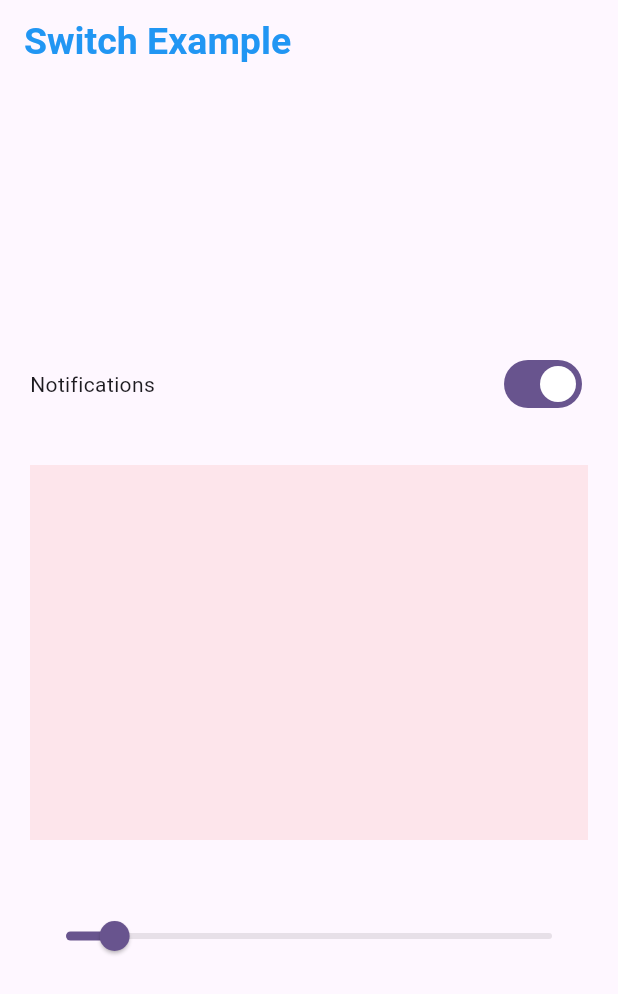
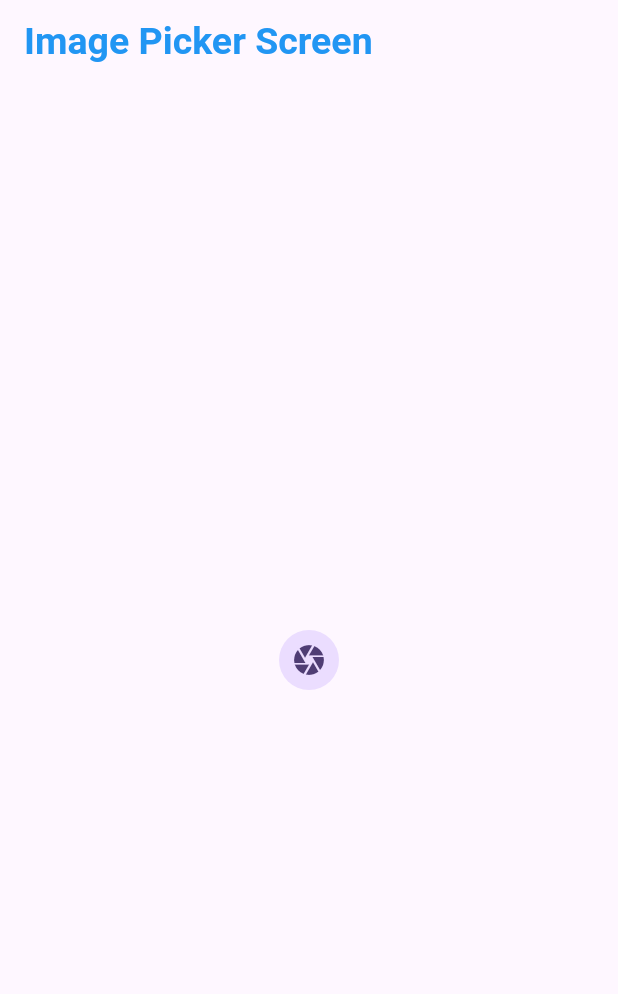
Before and after one commit to aaizkhan/Bloc-Examples, a Flutter app: the screen it shows after launch, on a phone screen of 412 x 824 dp. Shown: the top 994 px of the screen. Run offline on Flutter 3.47's test engine with Material 3 defaults, Android fonts, the phone set to English and light mode, and no system bars; our stand-ins replace bloc, equatable, flutter_bloc, image_picker.

Commit message:
Image Picker using Bloc

```diff
--- a/lib/counter_example/bloc/counter_bloc.dart
+++ b/lib/bloc/counter_bloc/counter_bloc.dart
@@ -1,6 +1,6 @@
 import 'package:bloc/bloc.dart';
-import 'package:flutter_bloc_example/counter_example/bloc/counter_event.dart';
-import 'package:flutter_bloc_example/counter_example/bloc/counter_state.dart';
+import 'package:flutter_bloc_example/bloc/counter_bloc/counter_event.dart';
+import 'package:flutter_bloc_example/bloc/counter_bloc/counter_state.dart';
 
 class CounterBloc extends Bloc<CounterEvent, CounterState> {
   CounterBloc() : super(const CounterState()) {
--- /dev/null
+++ b/lib/bloc/image_picker_bloc/bloc/image_picker_bloc.dart
@@ -0,0 +1,29 @@
+import 'dart:async';
+
+import 'package:bloc/bloc.dart';
+import 'package:equatable/equatable.dart';
+import 'package:flutter_bloc_example/utils/image_picker_utils.dart';
+import 'package:image_picker/image_picker.dart';
+
+part 'image_picker_event.dart';
+part 'image_picker_state.dart';
+
+class ImagePickerBloc extends Bloc<ImagePickerEvent, ImagePickerState> {
+  final ImagePickerUtils imagePickerUtils;
+  ImagePickerBloc(this.imagePickerUtils) : super(const ImagePickerState()) {
+    on<CameraCapture>(cameraCapture);
+    on<GalleryImagePicker>(galleryPick);
+  }
+
+  void cameraCapture(
+      CameraCapture event, Emitter<ImagePickerState> states) async {
+    XFile? file = await imagePickerUtils.cameraCapture();
+    emit(state.copyWith(file: file));
+  }
+
+  void galleryPick(
+      GalleryImagePicker event, Emitter<ImagePickerState> states) async {
+    XFile? file = await imagePickerUtils.pickImageFromGallery();
+    emit(state.copyWith(file: file));
+  }
+}
--- /dev/null
+++ b/lib/bloc/image_picker_bloc/bloc/image_picker_event.dart
@@ -0,0 +1,12 @@
+part of 'image_picker_bloc.dart';
+
+abstract class ImagePickerEvent extends Equatable {
+  const ImagePickerEvent();
+
+  @override
+  List<Object> get props => [];
+}
+
+class CameraCapture extends ImagePickerEvent {}
+
+class GalleryImagePicker extends ImagePickerEvent {}
--- /dev/null
+++ b/lib/bloc/image_picker_bloc/bloc/image_picker_state.dart
@@ -0,0 +1,13 @@
+part of 'image_picker_bloc.dart';
+
+class ImagePickerState extends Equatable {
+  final XFile? file;
+  const ImagePickerState({this.file});
+
+  ImagePickerState copyWith({XFile? file}) {
+    return ImagePickerState(file: file ?? this.file);
+  }
+
+  @override
+  List<Object?> get props => [file];
+}
--- a/lib/switch_example/bloc/switch_bloc.dart
+++ b/lib/bloc/switch_slider_bloc/switch_bloc.dart
@@ -1,6 +1,6 @@
 import 'package:bloc/bloc.dart';
-import 'package:flutter_bloc_example/switch_example/bloc/switch_event.dart';
-import 'package:flutter_bloc_example/switch_example/bloc/switch_state.dart';
+import 'package:flutter_bloc_example/bloc/switch_slider_bloc/switch_event.dart';
+import 'package:flutter_bloc_example/bloc/switch_slider_bloc/switch_state.dart';
 
 class SwitchBloc extends Bloc<SwitchEvent, SwitchState> {
   SwitchBloc() : super(const SwitchState()) {
--- a/lib/switch_example/bloc/switch_event.dart
+++ b/lib/bloc/switch_slider_bloc/switch_event.dart
@@ -7,7 +7,13 @@ abstract class SwitchEvent extends Equatable {
   List<Object> get props => [];
 }
 
-class SwitchedClass extends SwitchEvent {}
+class SwitchedClass extends SwitchEvent {
+  bool isSwitch;
+  SwitchedClass({required this.isSwitch});
+
+  @override
+  List<Object> get props => [isSwitch];
+}
 
 // ignore: must_be_immutable
 class SliderClass extends SwitchEvent {
--- /dev/null
+++ b/lib/bloc/switch_slider_bloc/switch_state.dart
@@ -0,0 +1,21 @@
+import 'package:equatable/equatable.dart';
+
+class SwitchState extends Equatable {
+  final bool isSwitch;
+  final double slider;
+  final bool switchValue;
+
+  const SwitchState(
+      {this.isSwitch = true, this.slider = 0.1, this.switchValue = false});
+
+  SwitchState copyWith({bool? isSwtich, double? slider}) {
+    return SwitchState(
+        isSwitch: isSwtich ?? isSwitch,
+        slider: slider ?? 0.1,
+        switchValue: switchValue);
+  }
+
+  @override
+  // TODO: implement props
+  List<Object?> get props => [isSwitch, slider, switchValue];
+}
--- a/lib/main.dart
+++ b/lib/main.dart
@@ -1,10 +1,13 @@
 import 'package:flutter/material.dart';
 import 'package:flutter_bloc/flutter_bloc.dart';
-import 'package:flutter_bloc_example/counter_example/bloc/counter_bloc.dart';
-import 'package:flutter_bloc_example/counter_example/ui/counter_screen.dart';
-import 'package:flutter_bloc_example/equatble/equatable_example.dart';
-import 'package:flutter_bloc_example/switch_example/bloc/switch_bloc.dart';
-import 'package:flutter_bloc_example/switch_example/switch_example_screen.dart';
+import 'package:flutter_bloc_example/bloc/counter_bloc/counter_bloc.dart';
+import 'package:flutter_bloc_example/bloc/image_picker_bloc/bloc/image_picker_bloc.dart';
+import 'package:flutter_bloc_example/ui/counter_example/counter_screen.dart';
+import 'package:flutter_bloc_example/ui/equatble/equatable_example.dart';
+import 'package:flutter_bloc_example/bloc/switch_slider_bloc/switch_bloc.dart';
+import 'package:flutter_bloc_example/ui/image_pick_example/image_picker_screen.dart';
+import 'package:flutter_bloc_example/ui/switch_example/switch_example_screen.dart';
+import 'package:flutter_bloc_example/utils/image_picker_utils.dart';
 
 void main() {
   runApp(const MyApp());
@@ -19,7 +22,8 @@ class MyApp extends StatelessWidget {
     return MultiBlocProvider(
       providers: [
         BlocProvider(create: (context) => CounterBloc()),
-        BlocProvider(create: (context) => SwitchBloc())
+        BlocProvider(create: (context) => SwitchBloc()),
+        BlocProvider(create: (context) => ImagePickerBloc(ImagePickerUtils()))
       ],
       child: MaterialApp(
         title: 'Flutter Demo',
@@ -27,7 +31,7 @@ class MyApp extends StatelessWidget {
           colorScheme: ColorScheme.fromSeed(seedColor: Colors.deepPurple),
           useMaterial3: true,
         ),
-        home: const SwitchButtonExample(),
+        home: const ImagePickerScreen(),
       ),
     );
     // return MaterialApp(
--- a/lib/switch_example/bloc/switch_state.dart
+++ /dev/null
@@ -1,15 +0,0 @@
-import 'package:equatable/equatable.dart';
-
-class SwitchState extends Equatable {
-  final bool isSwitch;
-  final double slider;
-  const SwitchState({this.isSwitch = true, this.slider = 0.1});
-
-  SwitchState copyWith({bool? isSwtich, double? slider}) {
-    return SwitchState(isSwitch: isSwtich ?? isSwitch, slider: slider ?? 0.1);
-  }
-
-  @override
-  // TODO: implement props
-  List<Object?> get props => [isSwitch, slider];
-}
--- a/lib/counter_example/ui/counter_screen.dart
+++ b/lib/ui/counter_example/counter_screen.dart
@@ -1,8 +1,8 @@
 import 'package:flutter/material.dart';
 import 'package:flutter_bloc/flutter_bloc.dart';
-import 'package:flutter_bloc_example/counter_example/bloc/counter_bloc.dart';
-import 'package:flutter_bloc_example/counter_example/bloc/counter_event.dart';
-import 'package:flutter_bloc_example/counter_example/bloc/counter_state.dart';
+import 'package:flutter_bloc_example/bloc/counter_bloc/counter_bloc.dart';
+import 'package:flutter_bloc_example/bloc/counter_bloc/counter_event.dart';
+import 'package:flutter_bloc_example/bloc/counter_bloc/counter_state.dart';
 
 class CounterScreen extends StatefulWidget {
   const CounterScreen({super.key});
--- /dev/null
+++ b/lib/ui/image_pick_example/image_picker_screen.dart
@@ -0,0 +1,44 @@
+import 'dart:io';
+
+import 'package:flutter/material.dart';
+import 'package:flutter_bloc/flutter_bloc.dart';
+import 'package:flutter_bloc_example/bloc/image_picker_bloc/bloc/image_picker_bloc.dart';
+
+class ImagePickerScreen extends StatefulWidget {
+  const ImagePickerScreen({super.key});
+
+  @override
+  State<ImagePickerScreen> createState() => _ImagePickerScreenState();
+}
+
+class _ImagePickerScreenState extends State<ImagePickerScreen> {
+  @override
+  Widget build(BuildContext context) {
+    return Scaffold(
+      appBar: AppBar(
+        title: Text(
+          "Image Picker Screen",
+          style: TextStyle(
+              fontWeight: FontWeight.w700, fontSize: 25, color: Colors.blue),
+        ),
+      ),
+      body: Center(
+        child: BlocBuilder<ImagePickerBloc, ImagePickerState>(
+            builder: (context, state) {
+          if (state.file == null) {
+            return InkWell(
+              onTap: () {
+                context.read<ImagePickerBloc>().add(GalleryImagePicker());
+              },
+              child: CircleAvatar(
+                child: Icon(Icons.camera),
+              ),
+            );
+          } else {
+            return Image.file(File(state.file!.path.toString()));
+          }
+        }),
+      ),
+    );
+  }
+}
--- /dev/null
+++ b/lib/utils/image_picker_utils.dart
@@ -0,0 +1,15 @@
+import 'package:image_picker/image_picker.dart';
+
+class ImagePickerUtils {
+  final ImagePicker _picker = ImagePicker();
+
+  Future<XFile?> cameraCapture() async {
+    final XFile? file = await _picker.pickImage(source: ImageSource.camera);
+    return file;
+  }
+
+  Future<XFile?> pickImageFromGallery() async {
+    final XFile? file = await _picker.pickImage(source: ImageSource.gallery);
+    return file;
+  }
+}
--- a/pubspec.yaml
+++ b/pubspec.yaml
@@ -35,8 +35,9 @@ dependencies:
   # Use with the CupertinoIcons class for iOS style icons.
   cupertino_icons: ^1.0.8
   equatable: ^2.0.7
-  flutter_bloc: ^8.1.6
-  bloc: ^8.1.4
+  flutter_bloc: ^7.0.0
+  bloc: ^7.0.0
+  image_picker: ^1.1.2
 
 dev_dependencies:
   flutter_test:
```
Also changed, not shown: lib/ui/switch_example/switch_example_screen.dart (renamed from lib/switch_example/switch_example_screen.dart, +6 -4 lines), lib/bloc/counter_bloc/counter_event.dart (renamed from lib/counter_example/bloc/counter_event.dart), lib/bloc/counter_bloc/counter_state.dart (renamed from lib/counter_example/bloc/counter_state.dart), lib/ui/equatble/equatable_example.dart (renamed from lib/equatble/equatable_example.dart), pubspec.lock, 15 other files.
